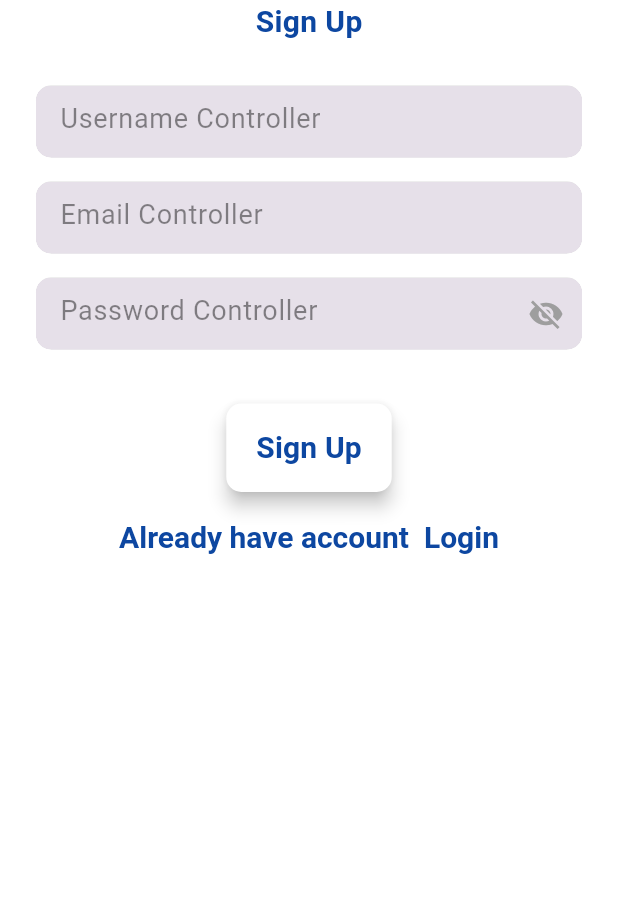
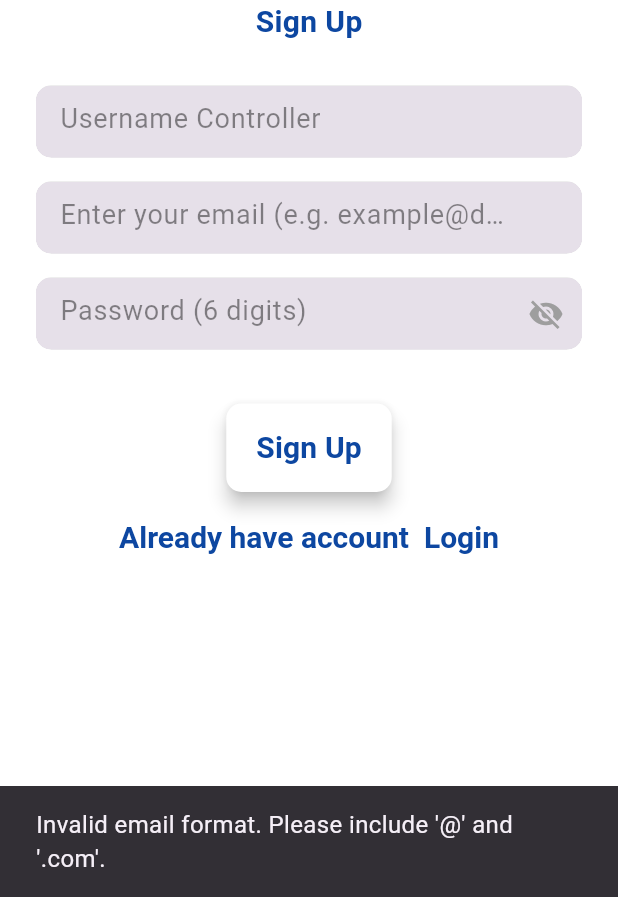
Before and after one commit to Enjy-yasser/Weather, a Flutter app: the screen it shows after launch, after a tap on "Sign Up", on a phone screen of 412 x 824 dp, the part 339-1236 px from its top. Run offline on Flutter 3.47's test engine with Material 3 defaults, Android fonts, the phone set to English and light mode, and no system bars; our stand-ins replace cloud_firestore, firebase_auth, firebase_core, firebase_messaging, geolocator, permission_handler; accounts and stored records are empty; network calls fail; Roboto replaces fonts that are missing (Nunito Sans).

Commit message:
modifications2

```diff
--- a/lib/screens/login_screen.dart
+++ b/lib/screens/login_screen.dart
@@ -84,7 +84,7 @@ class _LoginScreenState extends State<LoginScreen> {
                       label: S.of(context).emailController,
                       child: FormContainerWidget(
                         controller: _emailController,
-                        hintText: S.of(context).emailController,
+                        hintText: "Enter your email (e.g. example@domain.com)",
                         isPasswordField: false,
                       ),
                     ),
@@ -95,7 +95,7 @@ class _LoginScreenState extends State<LoginScreen> {
                       label: S.of(context).passwordController,
                       child: FormContainerWidget(
                         controller: _passwordController,
-                        hintText: S.of(context).passwordController,
+                        hintText: "Password (6 digits)",
                         isPasswordField: true,
                       ),
                     ),
@@ -135,6 +135,7 @@ class _LoginScreenState extends State<LoginScreen> {
                         color: isDarkMode ? AppColors.frostWhite : AppColors.darkBlue,
                         fontWeight: FontWeight.bold,
                       ),
+
                       recognizer: TapGestureRecognizer()
                         ..onTap = () {
                           Navigator.pushReplacementNamed(context, Routes.signUpRoute);
--- a/lib/screens/signup_screen.dart
+++ b/lib/screens/signup_screen.dart
@@ -30,6 +30,17 @@ class _SignupScreenState extends State<SignupScreen> {
     _emailController.dispose();
     _passwordController.dispose();
     super.dispose();
+  }
+
+  // Function to validate email
+  bool _isValidEmail(String email) {
+    // Simple regex to check if email contains "@" and ".com"
+    return email.contains('@') && email.endsWith('.com');
+  }
+
+  // Function to validate password (6 digits)
+  bool _isValidPassword(String password) {
+    return password.length == 6 && int.tryParse(password) != null;
   }
 
   @override
@@ -66,8 +77,8 @@ class _SignupScreenState extends State<SignupScreen> {
                     label: "Weather App Image",
                     child: Image.asset(
                       AppImages.splashScreen,
-                        height: screenWidth<600?150:screenWidth<900 ?200:250,
-                        width: screenWidth < 600 ? 150 : screenWidth < 900 ? 200 : 250,
+                      height: screenWidth < 600 ? 150 : screenWidth < 900 ? 200 : 250,
+                      width: screenWidth < 600 ? 150 : screenWidth < 900 ? 200 : 250,
                     ),
                   ),
                   ResponsiveText(
@@ -95,7 +106,7 @@ class _SignupScreenState extends State<SignupScreen> {
                       label: S.of(context).emailController,
                       child: FormContainerWidget(
                         controller: _emailController,
-                        hintText: S.of(context).emailController,
+                        hintText: "Enter your email (e.g. example@domain.com)",
                         isPasswordField: false,
                       ),
                     ),
@@ -106,7 +117,7 @@ class _SignupScreenState extends State<SignupScreen> {
                       label: S.of(context).passwordController,
                       child: FormContainerWidget(
                         controller: _passwordController,
-                        hintText: S.of(context).passwordController,
+                        hintText: "Password (6 digits)",
                         isPasswordField: true,
                       ),
                     ),
@@ -115,7 +126,7 @@ class _SignupScreenState extends State<SignupScreen> {
                   Padding(
                     padding: const EdgeInsets.all(8.0),
                     child: ElevatedButton(
-                      onPressed: _signUp,
+                      onPressed: () => _signUp(),
                       style: ElevatedButton.styleFrom(
                         backgroundColor: Theme.of(context).primaryColor,
                         padding: const EdgeInsets.symmetric(
@@ -152,7 +163,6 @@ class _SignupScreenState extends State<SignupScreen> {
                           style: AppStyles.nunito600style20.copyWith(
                             color: isDarkMode ? AppColors.frostWhite : AppColors.darkBlue,
                             fontWeight: FontWeight.bold,
-                            // decoration: TextDecoration.underline,
                           ),
                           recognizer: TapGestureRecognizer()
                             ..onTap = () {
@@ -179,6 +189,20 @@ class _SignupScreenState extends State<SignupScreen> {
       String email = _emailController.text;
       String password = _passwordController.text;
 
+      // Validate email and password
+      if (!_isValidEmail(email)) {
+        ScaffoldMessenger.of(context).showSnackBar(
+          SnackBar(content: Text("Invalid email format. Please include '@' and '.com'.")),
+        );
+        return;
+      }
+      if (!_isValidPassword(password)) {
+        ScaffoldMessenger.of(context).showSnackBar(
+          SnackBar(content: Text("Password must be exactly 6 digits.")),
+        );
+        return;
+      }
+
       User? user = await _auth.signUpWithEmailAndPassword(email, password);
       if (user != null) {
         Navigator.pushReplacementNamed(context, Routes.homeRoute);
```
